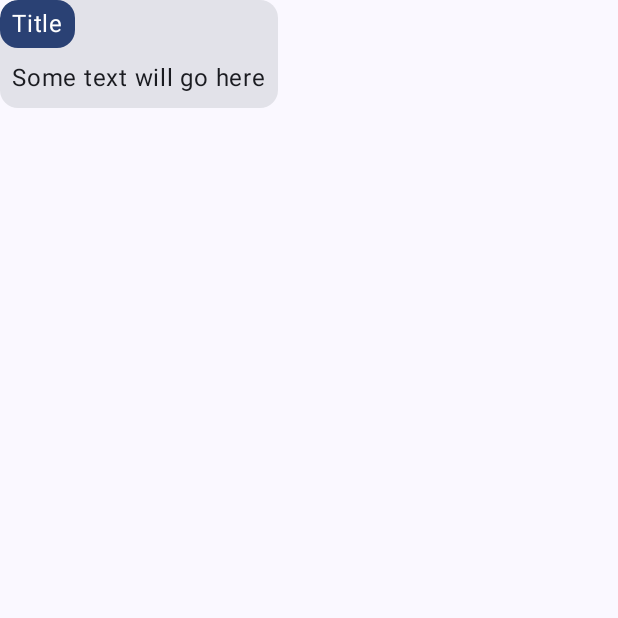
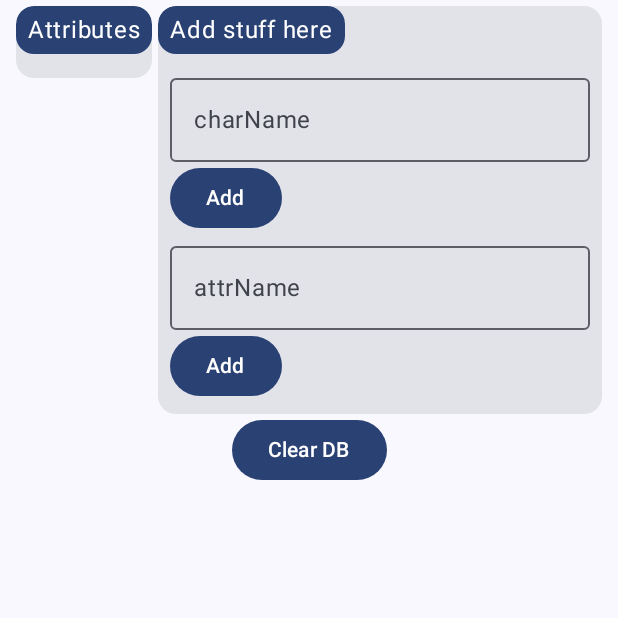
Before and after one commit to datikaa/BookOfAdventurers, an Android app built with Jetpack Compose: the screen it shows after launch (MainActivity), on a phone screen of 412 x 824 dp, the top half of it. Run offline under Robolectric (Android 15) with nearby library versions, the phone set to English and light mode, and no system bars; our stand-ins replace Room's generated code.

Commit message:
Very early interaction between UI and Room for attributes

```diff
--- a/app/src/main/kotlin/com/datikaa/charlatan/MainActivity.kt
+++ b/app/src/main/kotlin/com/datikaa/charlatan/MainActivity.kt
@@ -3,28 +3,16 @@ package com.datikaa.charlatan
 import android.os.Bundle
 import androidx.activity.ComponentActivity
 import androidx.activity.compose.setContent
-import androidx.compose.foundation.layout.Box
 import androidx.compose.foundation.layout.fillMaxSize
 import androidx.compose.material3.MaterialTheme
 import androidx.compose.material3.Surface
 import androidx.compose.ui.Modifier
-import androidx.lifecycle.lifecycleScope
 import com.datikaa.charlatan.core.design.m3.CharlatanM3Theme
-import com.datikaa.charlatan.feature.charcore.CmmDatabase
 import com.datikaa.charlatan.feature.overview.ui.OverviewScreen
-import kotlinx.coroutines.Dispatchers
-import kotlinx.coroutines.launch
-import org.koin.android.ext.android.inject
 
 class MainActivity : ComponentActivity() {
     override fun onCreate(savedInstanceState: Bundle?) {
         super.onCreate(savedInstanceState)
-
-        // random stuff to init the db
-        val db by inject<CmmDatabase>()
-        lifecycleScope.launch(context = Dispatchers.IO) {
-            db.characterDao().getCharactersWithAttributes()
-        }
 
         setContent {
             CharlatanM3Theme {
@@ -33,9 +21,7 @@ class MainActivity : ComponentActivity() {
                     modifier = Modifier.fillMaxSize(),
                     color = MaterialTheme.colorScheme.background
                 ) {
-                    Box {
-                        OverviewScreen()
-                    }
+                    OverviewScreen(modifier = Modifier.fillMaxSize())
                 }
             }
         }
--- a/core/design/src/main/kotlin/com/datikaa/charlatan/core/design/component/CmmTitledCard.kt
+++ b/core/design/src/main/kotlin/com/datikaa/charlatan/core/design/component/CmmTitledCard.kt
@@ -1,8 +1,12 @@
 package com.datikaa.charlatan.core.design.component
 
 import androidx.compose.foundation.layout.Box
+import androidx.compose.foundation.layout.BoxScope
 import androidx.compose.foundation.layout.Column
+import androidx.compose.foundation.layout.IntrinsicSize
+import androidx.compose.foundation.layout.fillMaxWidth
 import androidx.compose.foundation.layout.padding
+import androidx.compose.foundation.layout.width
 import androidx.compose.material3.Card
 import androidx.compose.material3.CardDefaults
 import androidx.compose.material3.MaterialTheme
@@ -17,10 +21,10 @@ import com.datikaa.charlatan.core.design.LipSum
 fun CmmTitledCard(
     title: String,
     modifier: Modifier = Modifier,
-    content: @Composable () -> Unit,
+    content: @Composable BoxScope.() -> Unit,
 ) {
     Card(modifier = modifier) {
-        Column {
+        Column(modifier = Modifier.width(IntrinsicSize.Min)) {
             Card(
                 colors = CardDefaults.cardColors(containerColor = MaterialTheme.colorScheme.primary),
             ) {
@@ -29,7 +33,9 @@ fun CmmTitledCard(
                     text = title,
                 )
             }
-            Box(modifier = Modifier.padding(all = 8.dp)) {
+            Box(modifier = Modifier
+                .fillMaxWidth()
+                .padding(all = 8.dp)) {
                 content()
             }
         }
--- a/feature/char-core/src/main/kotlin/com/datikaa/charlatan/feature/charcore/CharacterDao.kt
+++ b/feature/char-core/src/main/kotlin/com/datikaa/charlatan/feature/charcore/CharacterDao.kt
@@ -2,14 +2,15 @@ package com.datikaa.charlatan.feature.charcore
 
 import androidx.room.Dao
 import androidx.room.Insert
+import androidx.room.OnConflictStrategy
 import androidx.room.Query
-import androidx.room.Transaction
 import androidx.room.Update
+import kotlinx.coroutines.flow.Flow
 
 @Dao
 interface CharacterDao {
 
-    @Insert
+    @Insert(onConflict = OnConflictStrategy.REPLACE)
     fun insert(character: Character)
 
     @Update
@@ -18,7 +19,15 @@ interface CharacterDao {
     @Update
     fun updateAttribute(characterAttribute: CharAttribute)
 
-    @Transaction
-    @Query("SELECT * FROM Character")
-    fun getCharactersWithAttributes(): List<CharacterWithAttributes>
+    @Query("SELECT * FROM CharAttribute")
+    fun getAttributes(): Flow<List<CharAttribute>>
+
+    @Insert
+    fun insertAttribute(characterAttribute: CharAttribute)
+
+    @Query("DELETE FROM CharAttribute")
+    fun deleteAttributes()
+
+    @Query("DELETE FROM Character")
+    fun deleteCharacter()
 }
--- a/feature/overview/build.gradle.kts
+++ b/feature/overview/build.gradle.kts
@@ -11,8 +11,10 @@ android {
 dependencies {
 
     implementation(project(":core:design"))
+    implementation(project(":feature:char-core"))
 
     implementation(libs.androidx.core.ktx)
+    implementation(libs.lifecycle.runtime.compose)
     implementation(libs.appcompat)
     testImplementation(libs.junit)
     androidTestImplementation(libs.androidx.test.ext.junit)
--- /dev/null
+++ b/feature/overview/src/main/kotlin/com/datikaa/charlatan/feature/overview/domain/Attribute.kt
@@ -0,0 +1,6 @@
+package com.datikaa.charlatan.feature.overview.domain
+
+data class Attribute(
+    val name: String,
+    val value: Int,
+)
--- a/feature/overview/src/main/kotlin/com/datikaa/charlatan/feature/overview/ui/OverviewScreen.kt
+++ b/feature/overview/src/main/kotlin/com/datikaa/charlatan/feature/overview/ui/OverviewScreen.kt
@@ -1,22 +1,129 @@
 package com.datikaa.charlatan.feature.overview.ui
 
+import androidx.compose.foundation.layout.Arrangement
+import androidx.compose.foundation.layout.Column
+import androidx.compose.foundation.layout.IntrinsicSize
+import androidx.compose.foundation.layout.Row
+import androidx.compose.foundation.layout.aspectRatio
+import androidx.compose.foundation.layout.padding
+import androidx.compose.foundation.layout.width
+import androidx.compose.material3.Button
+import androidx.compose.material3.OutlinedCard
+import androidx.compose.material3.OutlinedTextField
 import androidx.compose.material3.Text
 import androidx.compose.runtime.Composable
+import androidx.compose.runtime.getValue
+import androidx.compose.runtime.mutableStateOf
+import androidx.compose.runtime.remember
+import androidx.compose.runtime.setValue
+import androidx.compose.ui.Alignment
+import androidx.compose.ui.Modifier
 import androidx.compose.ui.tooling.preview.Preview
+import androidx.compose.ui.unit.dp
+import androidx.compose.ui.unit.sp
+import androidx.lifecycle.compose.collectAsStateWithLifecycle
 import com.datikaa.charlatan.core.design.component.CmmTitledCard
+import com.datikaa.charlatan.feature.overview.domain.Attribute
 import org.koin.androidx.compose.koinViewModel
 
 @Composable
 fun OverviewScreen(
-    overviewViewModel: OverviewViewModel = koinViewModel()
+    modifier: Modifier = Modifier, overviewViewModel: OverviewViewModel = koinViewModel()
 ) {
-    CmmTitledCard(title = "Title") {
-        Text(text = "Some text will go here")
+    val uiState by overviewViewModel.uiState.collectAsStateWithLifecycle()
+
+    OverviewView(
+        overviewUiState = uiState,
+        addAttrName = overviewViewModel::addAttribute,
+        addCharName = overviewViewModel::addChar,
+        clear = overviewViewModel::clearDb,
+        modifier = modifier,
+    )
+}
+
+@Composable
+fun OverviewView(
+    overviewUiState: OverviewUiState,
+    addCharName: (String) -> Unit,
+    addAttrName: (String) -> Unit,
+    clear: () -> Unit,
+    modifier: Modifier = Modifier,
+) {
+    Column(
+        horizontalAlignment = Alignment.CenterHorizontally,
+        modifier = modifier.then(Modifier.padding(4.dp)),
+    ) {
+        Row(horizontalArrangement = Arrangement.spacedBy(4.dp)) {
+            CmmTitledCard(title = "Attributes") {
+                Column(
+                    verticalArrangement = Arrangement.spacedBy(8.dp),
+                    modifier = Modifier.align(Alignment.Center),
+                ) {
+                    overviewUiState.attributes.forEach { attr ->
+                        OutlinedCard(Modifier.width(IntrinsicSize.Min)) {
+                            Column(
+                                horizontalAlignment = Alignment.CenterHorizontally,
+                                modifier = Modifier
+                                    .padding(all = 4.dp)
+                                    .aspectRatio(1f, true)
+                            ) {
+                                Text(text = attr.name, fontSize = 10.sp)
+                                Text(text = attr.value.toString(), fontSize = 16.sp)
+                            }
+                        }
+                    }
+                }
+            }
+            CmmTitledCard(title = "Add stuff here") {
+                Column {
+                    var charNameText by remember { mutableStateOf("") }
+                    var attrNameText by remember { mutableStateOf("") }
+                    val addName = {
+                        addCharName(charNameText)
+                        charNameText = ""
+                    }
+                    val addAttr = {
+                        addAttrName(attrNameText)
+                        attrNameText = ""
+                    }
+                    OutlinedTextField(
+                        value = charNameText,
+                        onValueChange = { charNameText = it },
+                        label = { Text("charName") }
+                    )
+                    Button(onClick = addName) {
+                        Text("Add")
+                    }
+                    OutlinedTextField(
+                        value = attrNameText,
+                        onValueChange = { attrNameText = it },
+                        label = { Text("attrName") }
+                    )
+                    Button(onClick = addAttr) {
+                        Text("Add")
+                    }
+                }
+            }
+        }
+        Button(onClick = { clear() }) {
+            Text("Clear DB")
+        }
     }
 }
 
 @Preview
 @Composable
 private fun Preview() {
-    OverviewScreen()
+    OverviewView(
+        overviewUiState = OverviewUiState(
+            attributes = listOf(
+                Attribute("Str", 6),
+                Attribute("Int", 5),
+                Attribute("Dex", 4),
+            )
+        ),
+        addCharName = {},
+        addAttrName = {},
+        clear = {},
+    )
 }
--- /dev/null
+++ b/feature/overview/src/main/kotlin/com/datikaa/charlatan/feature/overview/ui/OverviewUiState.kt
@@ -0,0 +1,7 @@
+package com.datikaa.charlatan.feature.overview.ui
+
+import com.datikaa.charlatan.feature.overview.domain.Attribute
+
+data class OverviewUiState(
+    val attributes: List<Attribute>
+)
--- a/feature/overview/src/main/kotlin/com/datikaa/charlatan/feature/overview/ui/OverviewViewModel.kt
+++ b/feature/overview/src/main/kotlin/com/datikaa/charlatan/feature/overview/ui/OverviewViewModel.kt
@@ -1,11 +1,62 @@
 package com.datikaa.charlatan.feature.overview.ui
 
-import android.util.Log
 import androidx.lifecycle.ViewModel
+import androidx.lifecycle.viewModelScope
+import com.datikaa.charlatan.feature.charcore.CharAttribute
+import com.datikaa.charlatan.feature.charcore.Character
+import com.datikaa.charlatan.feature.charcore.CmmDatabase
+import com.datikaa.charlatan.feature.overview.domain.Attribute
+import kotlinx.coroutines.Dispatchers
+import kotlinx.coroutines.flow.MutableStateFlow
+import kotlinx.coroutines.flow.asStateFlow
+import kotlinx.coroutines.flow.update
+import kotlinx.coroutines.launch
 
-class OverviewViewModel : ViewModel() {
+class OverviewViewModel(
+    private val db: CmmDatabase,
+) : ViewModel() {
+
+    private val _uiState = MutableStateFlow(initUiState)
+    val uiState = _uiState.asStateFlow()
 
     init {
-        Log.d("OverviewViewModel", "Place holding")
+        viewModelScope.launch(Dispatchers.IO) {
+            db.characterDao().getAttributes().collect { attrs ->
+                _uiState.update { uiState ->
+                    uiState.copy(attributes = attrs.map { it.toDomain() })
+                }
+            }
+        }
+    }
+
+    fun addAttribute(text: String) {
+        viewModelScope.launch(Dispatchers.IO) {
+            db.characterDao().insertAttribute(
+                CharAttribute(0, text, 10)
+            )
+        }
+    }
+
+    fun addChar(text: String) {
+        viewModelScope.launch(Dispatchers.IO) {
+            db.characterDao().insert(
+                Character(1, text)
+            )
+        }
+    }
+
+    fun clearDb() {
+        viewModelScope.launch(Dispatchers.IO) {
+            db.characterDao().deleteAttributes()
+            db.characterDao().deleteCharacter()
+        }
     }
 }
+
+private fun CharAttribute.toDomain() = Attribute(
+    name = name, value = value,
+)
+
+private val initUiState = OverviewUiState(
+    attributes = emptyList()
+)
--- a/gradle/libs.versions.toml
+++ b/gradle/libs.versions.toml
@@ -5,7 +5,7 @@ androidx-core-ktx = "1.10.0"
 junit = "4.13.2"
 androidx-test-ext-junit = "1.1.5"
 espresso-core = "3.5.1"
-lifecycle-runtime-ktx = "2.6.1"
+androidxLifecycle = "2.6.1"
 activity-compose = "1.7.1"
 androidxComposeBom = "2023.05.00"
 androidxComposeCompiler = "1.4.5"
@@ -23,7 +23,8 @@ room = "2.5.1"
 junit = { group = "junit", name = "junit", version.ref = "junit" }
 androidx-test-ext-junit = { group = "androidx.test.ext", name = "junit", version.ref = "androidx-test-ext-junit" }
 espresso-core = { group = "androidx.test.espresso", name = "espresso-core", version.ref = "espresso-core" }
-lifecycle-runtime-ktx = { group = "androidx.lifecycle", name = "lifecycle-runtime-ktx", version.ref = "lifecycle-runtime-ktx" }
+lifecycle-runtime-ktx = { group = "androidx.lifecycle", name = "lifecycle-runtime-ktx", version.ref = "androidxLifecycle" }
+lifecycle-runtime-compose = { group = "androidx.lifecycle", name = "lifecycle-runtime-compose", version.ref = "androidxLifecycle" }
 activity-compose = { group = "androidx.activity", name = "activity-compose", version.ref = "activity-compose" }
 
 androidx-core-ktx = { group = "androidx.core", name = "core-ktx", version.ref = "androidx-core-ktx" }
```
Also changed, not shown: feature/char-core/src/main/kotlin/com/datikaa/charlatan/feature/charcore/Character.kt (+2 -14 lines), 1 other file.
